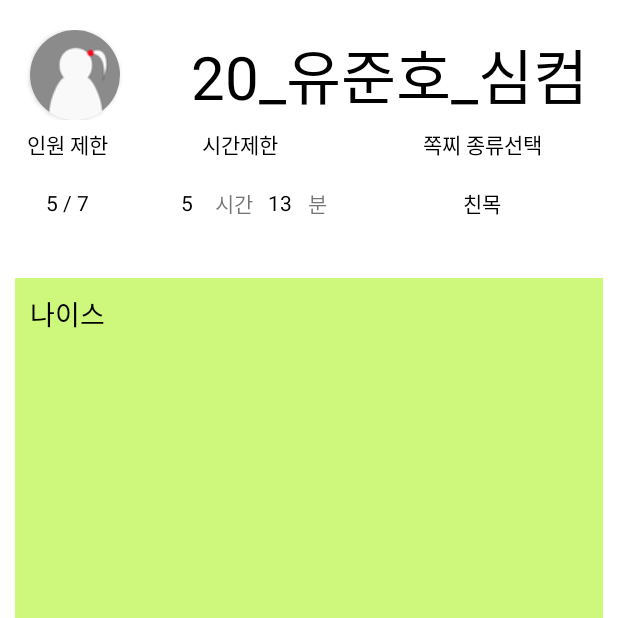
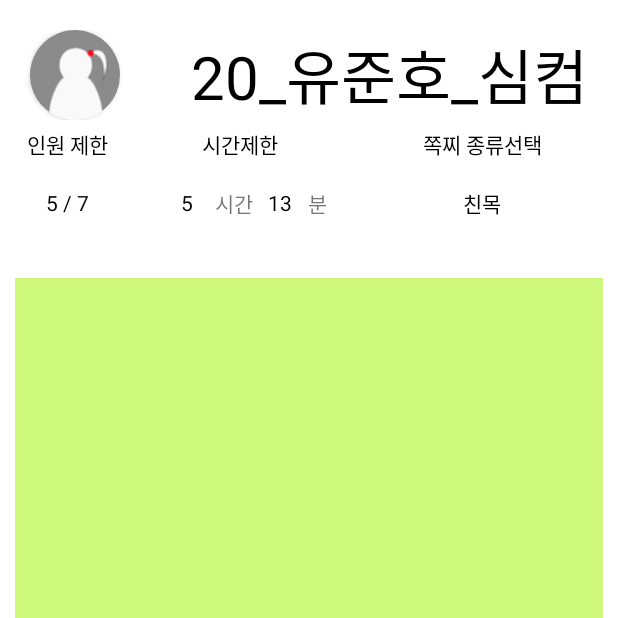
Before and after one commit to kimgihong2510/cheetahs, an Android app: the ShowMessageActivity screen opened directly, with no data from a screen before it, on a phone screen of 412 x 824 dp, the top half of it. Run offline under Robolectric (Android 15) with nearby library versions, the phone set to English and light mode, and no system bars; 5 statements that could not run were skipped.

Commit message:
버그픽스 (x)

```diff
--- a/Letter/app/src/main/java/com/example/letter/ShowMessageActivity.kt
+++ b/Letter/app/src/main/java/com/example/letter/ShowMessageActivity.kt
@@ -71,6 +71,7 @@ class ShowMessageActivity : AppCompatActivity() {
             nextIntent.putExtra("major", cpymajor)
             nextIntent.putExtra("tact", cpytact)
             startActivity(nextIntent)
+            finish()
         }
 
         val retrofit = Retrofit.Builder()
@@ -112,7 +113,7 @@ class ShowMessageActivity : AppCompatActivity() {
                     "멘티" -> binding.letter.setBackgroundColor(getResources().getColor(R.color.purpose3))
                     "취준" -> binding.letter.setBackgroundColor(getResources().getColor(R.color.purpose4))
                 }
-                binding.letter.setText(tex)
+                binding.letter.setText(tex);
                 binding.Profile.setText(number.substring(2,4)+"_"+name.substring(0,3)+"_"+major)
             }
 
--- a/Letter/app/src/main/res/layout/activity_show_message.xml
+++ b/Letter/app/src/main/res/layout/activity_show_message.xml
@@ -153,22 +153,21 @@
         />
 
     <TextView
+        android:id="@+id/letter"
         android:layout_width="match_parent"
         android:layout_height="wrap_content"
+        android:layout_above="@id/ButtonSection"
+        android:layout_below="@+id/SetColor"
         android:layout_alignParentLeft="true"
         android:layout_marginLeft="10dp"
+        android:layout_marginTop="20dp"
         android:layout_marginRight="10dp"
-        android:layout_marginTop="20dp"
         android:layout_marginBottom="10dp"
-        android:layout_below="@+id/SetColor"
+        android:background="@color/purpose4"
         android:gravity="top|left"
         android:padding="10dp"
-        android:layout_above="@id/ButtonSection"
-        android:id="@+id/letter"
-        android:text="나이스"
-        android:textSize="18sp"
         android:textColor="@color/black"
-        android:background="@color/purpose4"/>
+        android:textSize="18sp" />
 
     <FrameLayout
         android:layout_width="match_parent"
```
